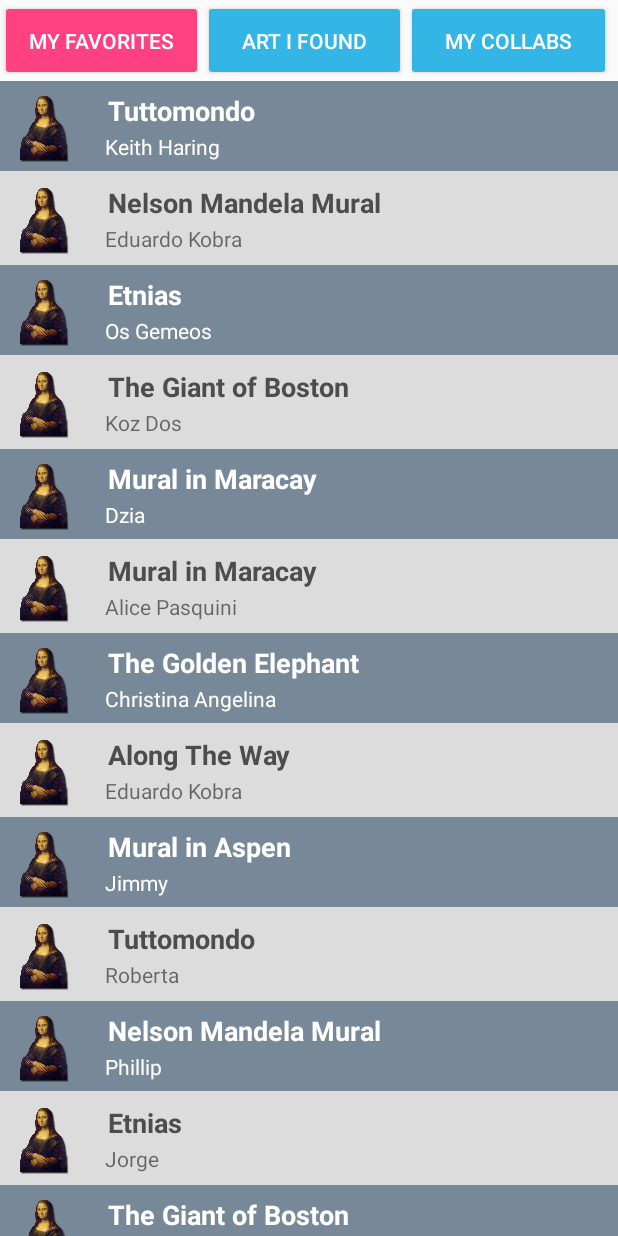
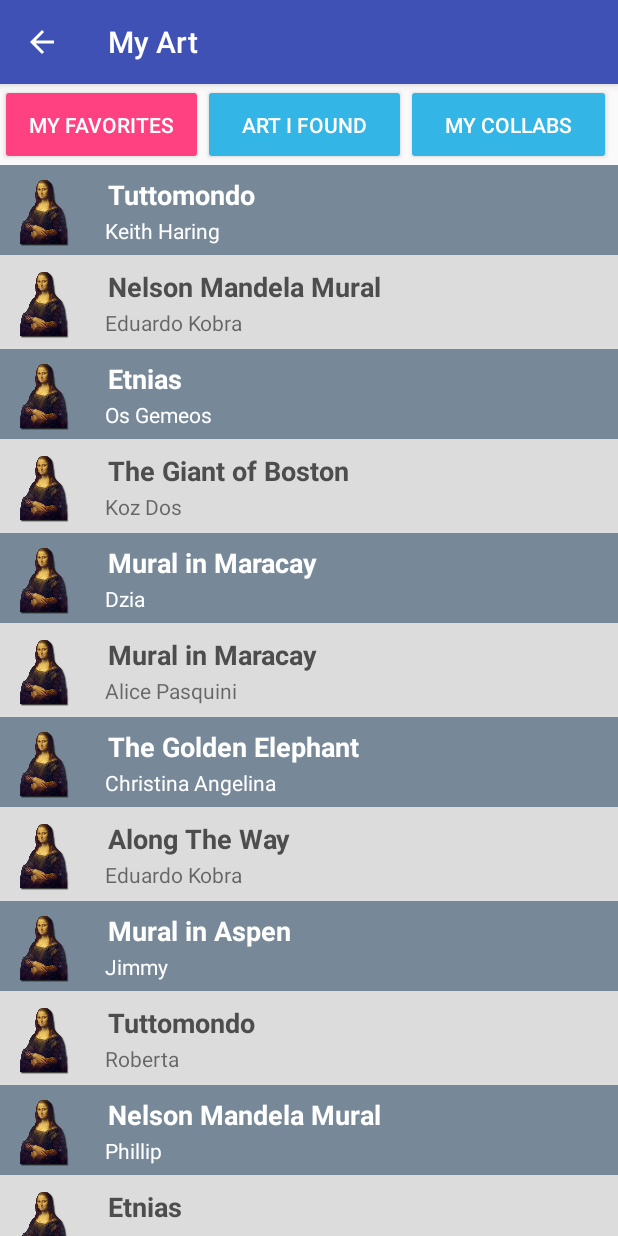
Before and after one commit to elangloi/Artspace, an Android app: the MyArt screen opened directly, with no data from a screen before it, after a tap on "MY FAVORITES", on a phone screen of 412 x 824 dp. Run offline under Robolectric (Android 15) with nearby library versions, the phone set to English and light mode, and no system bars; our stand-ins replace Firebase (no records; nobody signed in at launch, a user with empty details on screens opened directly).

Commit message:
Added back buttons to each page

```diff
--- a/app/src/main/java/com/example/elizabethlanglois/artspace/MyArt.java
+++ b/app/src/main/java/com/example/elizabethlanglois/artspace/MyArt.java
@@ -13,13 +13,19 @@ import android.widget.ListView;
 import android.graphics.PorterDuff;
 import android.widget.Toast;
 
+import com.google.firebase.database.ChildEventListener;
+import com.google.firebase.database.DataSnapshot;
+import com.google.firebase.database.DatabaseError;
+import com.google.firebase.database.DatabaseReference;
+import com.google.firebase.database.FirebaseDatabase;
+import com.google.firebase.database.ValueEventListener;
 
 
 
 import java.util.ArrayList;
 
 
-public class MyArt extends Activity {
+public class MyArt extends AppCompatActivity {
     ListView listView ;
     boolean myFavoritesShown = false;
     boolean myFoundShown = false;
@@ -70,10 +76,16 @@ public class MyArt extends Activity {
             "Jorge"
     };
 
+    DatabaseReference db;
+    ArtItem artItem;
 
     @Override
     protected void onCreate(Bundle savedInstanceState) {
         super.onCreate(savedInstanceState);
+        setTitle("My Art");
+
+
+
 
         setContentView(R.layout.activity_my_art);
 // get access to buttons
@@ -133,6 +145,38 @@ public class MyArt extends Activity {
                 R.drawable.monalisa,
 
         };
+
+        // reference to all the art Items in the database
+        db = FirebaseDatabase.getInstance().getReference("Art_items");
+        /* todo get data from database*/
+        //How do I iterate through list of artItems
+        // Add value event listener to the post
+      /*  ValueEventListener postListener = new ValueEventListener() {
+            @Override
+            public void onDataChange(DataSnapshot dataSnapshot) {
+                // Get artitem object
+                artItem = dataSnapshot.getValue(ArtItem.class);
+            }
+
+            @Override
+            public void onCancelled(DatabaseError databaseError) {
+            }
+        };
+*/
+   /*
+        db.addListenerForSingleValueEvent(new ValueEventListener() {
+                    @Override
+                    public void onDataChange(DataSnapshot dataSnapshot) {
+                        for (DataSnapshot snapshot : dataSnapshot.getChildren()) {
+                            artItem = snapshot.getValue(ArtItem.class);
+                            System.out.println("Title: "+artItem.getTitle());
+                        }
+                    }
+                    @Override
+                    public void onCancelled(DatabaseError databaseError) {
+                    }
+                });
+*/
         /* Define an adapter for each listView*/
       final  MyArtListView myFavoritesAdapter=new MyArtListView(this, myFavoritesMuralNames, myFavoritesArtistNames,myFavoritesimgid);
       final  MyArtListView myFoundAdapter=new MyArtListView(this, myFoundMuralNames, myFoundArtistNames,myFoundimgid);
@@ -179,4 +223,5 @@ public class MyArt extends Activity {
     }
 
 
+
 }
--- a/app/src/main/res/layout/activity_my_art.xml
+++ b/app/src/main/res/layout/activity_my_art.xml
@@ -10,7 +10,6 @@
             android:layout_width="match_parent"
             android:layout_height="wrap_content"
             android:orientation="vertical">
-
 
             <LinearLayout
                 android:layout_width="407dp"
```
Also changed, not shown: app/src/main/AndroidManifest.xml (+13 -5 lines).
